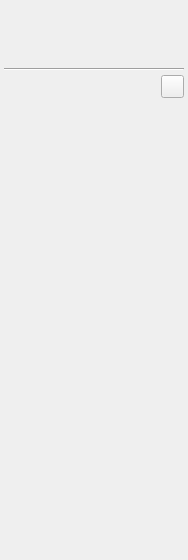
PlusToolkit/PlusApp, file PlusApp/FreehandCalibration/Toolboxes/ConfigurationToolbox.ui: the form before one commit.
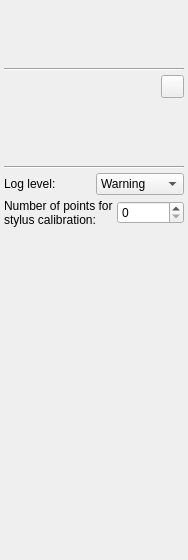
The form after the commit. Icons and pictures are not drawn.

Commit message: Fixed #64: Stylus calibration number of points can be set from Configuration toolbox; LOG_TRACEs added to many places; Possibility added to Configuration to change log level; spacer removed from the bottom of device set selector widget because it will be in a layout anyway (it just added unnecessary empty space)

What changed in the file:
```diff
--- a/PlusApp/FreehandCalibration/Toolboxes/ConfigurationToolbox.ui
+++ b/PlusApp/FreehandCalibration/Toolboxes/ConfigurationToolbox.ui
@@ -121,7 +121,7 @@
      </property>
     </widget>
    </item>
-   <item row="5" column="0">
+   <item row="10" column="0">
     <spacer name="verticalSpacer">
      <property name="orientation">
       <enum>Qt::Vertical</enum>
@@ -134,6 +134,111 @@
      </property>
     </spacer>
    </item>
+   <item row="8" column="0">
+    <layout class="QHBoxLayout" name="horizontalLayout_2">
+     <item>
+      <widget class="QLabel" name="labelLogLevel">
+       <property name="sizePolicy">
+        <sizepolicy hsizetype="Preferred" vsizetype="Preferred">
+         <horstretch>0</horstretch>
+         <verstretch>0</verstretch>
+        </sizepolicy>
+       </property>
+       <property name="text">
+        <string>Log level:</string>
+       </property>
+      </widget>
+     </item>
+     <item>
+      <widget class="QComboBox" name="comboBox_LogLevel">
+       <property name="sizePolicy">
+        <sizepolicy hsizetype="Preferred" vsizetype="Fixed">
+         <horstretch>0</horstretch>
+         <verstretch>0</verstretch>
+        </sizepolicy>
+       </property>
+       <property name="currentIndex">
+        <number>1</number>
+       </property>
+       <item>
+        <property name="text">
+         <string>Error</string>
+        </property>
+       </item>
+       <item>
+        <property name="text">
+         <string>Warning</string>
+        </property>
+       </item>
+       <item>
+        <property name="text">
+         <string>Info</string>
+        </property>
+       </item>
+       <item>
+        <property name="text">
+         <string>Debug</string>
+        </property>
+       </item>
+       <item>
+        <property name="text">
+         <string>Trace</string>
+        </property>
+       </item>
+      </widget>
+     </item>
+    </layout>
+   </item>
+   <item row="9" column="0">
+    <layout class="QHBoxLayout" name="horizontalLayout_3">
+     <item>
+      <widget class="QLabel" name="labelNumberOfStylusCalibrationPoints">
+       <property name="text">
+        <string>Number of points for stylus calibration:</string>
+       </property>
+       <property name="wordWrap">
+        <bool>true</bool>
+       </property>
+      </widget>
+     </item>
+     <item>
+      <widget class="QSpinBox" name="spinBox_NumberOfStylusCalibrationPoints">
+       <property name="maximum">
+        <number>2000</number>
+       </property>
+       <property name="singleStep">
+        <number>50</number>
+       </property>
+       <property name="value">
+        <number>0</number>
+       </property>
+      </widget>
+     </item>
+    </layout>
+   </item>
+   <item row="6" column="0">
+    <widget class="Line" name="line_2">
+     <property name="orientation">
+      <enum>Qt::Horizontal</enum>
+     </property>
+    </widget>
+   </item>
+   <item row="5" column="0">
+    <spacer name="verticalSpacer_2">
+     <property name="orientation">
+      <enum>Qt::Vertical</enum>
+     </property>
+     <property name="sizeType">
+      <enum>QSizePolicy::Fixed</enum>
+     </property>
+     <property name="sizeHint" stdset="0">
+      <size>
+       <width>20</width>
+       <height>12</height>
+      </size>
+     </property>
+    </spacer>
+   </item>
   </layout>
  </widget>
  <resources>
```
The commit also changes 10 other files.
